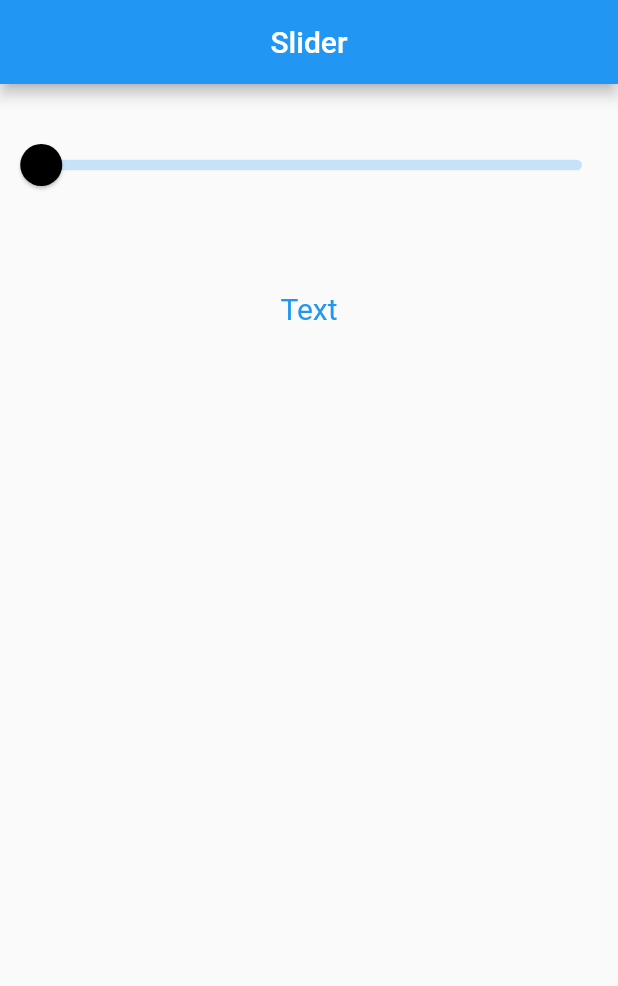
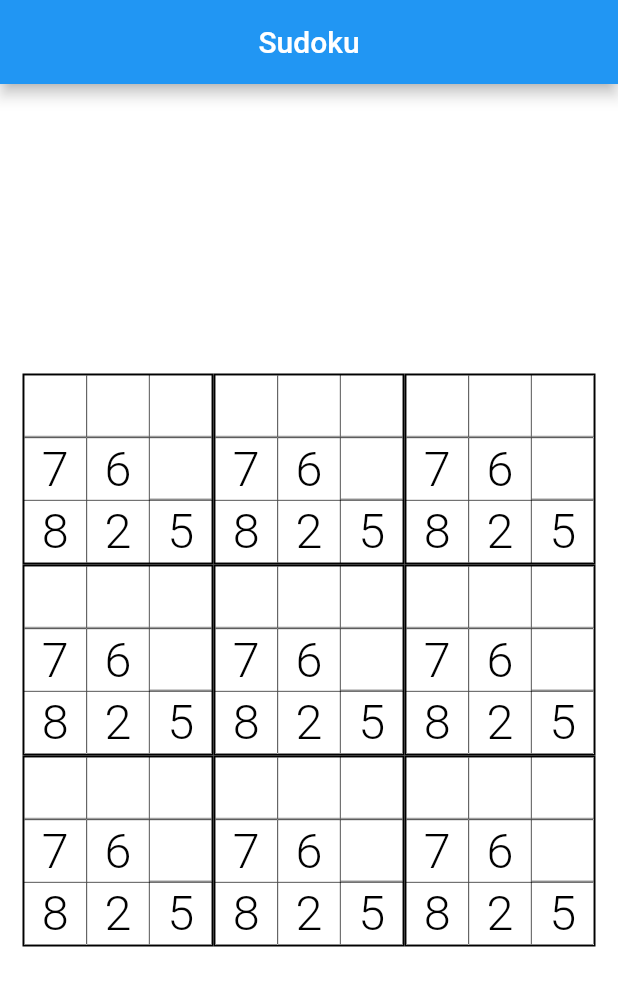
Before and after one commit to nehmajmudar/design-clones, a Flutter app: the screen it shows after launch, on a phone screen of 412 x 824 dp. Shown: the top 986 px of the screen. Run offline on Flutter 3.47's test engine with Material 2 defaults, Android fonts, the phone set to English and light mode, and no system bars.

Commit message:
Sudoku design.

```diff
--- a/lib/screens/home_screen.dart
+++ b/lib/screens/home_screen.dart
@@ -1,3 +1,4 @@
+import 'package:design_clones/widgets/one_third_square.dart';
 import 'package:flutter/material.dart';
 
 class HomeScreen extends StatefulWidget {
@@ -8,50 +9,41 @@ class HomeScreen extends StatefulWidget {
 }
 
 class _HomeScreenState extends State<HomeScreen> {
-  double textSize=20;
   @override
   Widget build(BuildContext context) {
     return Scaffold(
+      backgroundColor: Colors.white,
       appBar: AppBar(
         backgroundColor: Colors.blue,
-        title: Text("Slider"),
+        title: Text("Sudoku"),
         centerTitle: true,
       ),
       body: Center(
-        child: Column(
-          children: [
-            Container(
-              margin: EdgeInsets.only(top: 30,bottom: 60),
-              child: SliderTheme(
-                data: SliderTheme.of(context).copyWith(
-                  trackHeight: 7,
-                  trackShape: RoundedRectSliderTrackShape(),
-                  activeTrackColor: Colors.blue,
-                  inactiveTickMarkColor: Colors.grey,
-                  thumbColor: Colors.black,
-                  overlayColor: Colors.red,
-                  thumbShape: RoundSliderThumbShape(
-                    enabledThumbRadius: 14.0,
-                    pressedElevation: 8.0,
-                  ),
-                ),
-                child: Slider(
-                    value: textSize,
-                    label: double.parse((textSize).toStringAsFixed(2)).toString(),
-                    divisions: 100,
-                    min: 20,
-                    max: 100,
-                    onChanged: (double size){
-                      setState(() {
-                        textSize=size;
-                      });
-                    }
-                ),
-              )
+        child: Expanded(
+          child: SizedBox(
+            width: (MediaQuery.of(context).size.width)-30,
+            height: (MediaQuery.of(context).size.width)-30,
+            child: GridView(
+              gridDelegate: const SliverGridDelegateWithFixedCrossAxisCount(
+                crossAxisCount: 3,
+                crossAxisSpacing: 0,
+                mainAxisSpacing: 0,
+                childAspectRatio: 1
+              ),
+              children: [
+                OneThirdSquare(),
+                OneThirdSquare(),
+                OneThirdSquare(),
+                OneThirdSquare(),
+                OneThirdSquare(),
+                OneThirdSquare(),
+                OneThirdSquare(),
+                OneThirdSquare(),
+                OneThirdSquare(),
+              ],
             ),
-            Text("Text",style: TextStyle(fontSize: textSize,color: Colors.blue),)
-          ],
-        ),
+          )
+        )
       ),
     );
   }
--- /dev/null
+++ b/lib/widgets/one_third_square.dart
@@ -0,0 +1,112 @@
+import 'dart:ui';
+
+import 'package:flutter/material.dart';
+import 'package:flutter/services.dart';
+
+class OneThirdSquare extends StatefulWidget {
+  const OneThirdSquare({Key? key}) : super(key: key);
+
+  @override
+  _OneThirdSquareState createState() => _OneThirdSquareState();
+}
+
+class _OneThirdSquareState extends State<OneThirdSquare> {
+  TextEditingController numberController1=TextEditingController();
+  TextEditingController numberController2=TextEditingController();
+  TextEditingController numberController3=TextEditingController();
+  TextEditingController numberController4=TextEditingController();
+
+  bool onPressed1=false;
+  bool onPressed2=false;
+  bool onPressed3=false;
+  bool onPressed4=false;
+
+  @override
+  void dispose() {
+    numberController1.dispose();
+    numberController2.dispose();
+    numberController3.dispose();
+    numberController4.dispose();
+    super.dispose();
+  }
+  @override
+  Widget build(BuildContext context) {
+    return Expanded(
+      child: Container(
+        decoration: BoxDecoration(
+          border: Border.all(color: Colors.black,width: 1)
+        ),
+        width: ((MediaQuery.of(context).size.width)-30)/3,
+        height: ((MediaQuery.of(context).size.width)-30)/3,
+        child: GridView(
+          gridDelegate: const SliverGridDelegateWithFixedCrossAxisCount(
+            crossAxisCount: 3,
+            childAspectRatio: 1,
+            crossAxisSpacing: 0,
+            mainAxisSpacing: 0
+          ),
+          children: [
+            numberToInsert(numberController1,onPressed1),
+            numberToInsert(numberController2,onPressed2),
+            numberToInsert(numberController3,onPressed3),
+            numberPresent(7),
+            numberPresent(6),
+            numberToInsert(numberController4,onPressed4),
+            numberPresent(8),
+            numberPresent(2),
+            numberPresent(5),
+          ],
+        ),
+      )
+    );
+  }
+
+
+  Widget numberPresent(int num){
+    return Center(
+      child: Container(
+        height: ((MediaQuery.of(context).size.width)-30)/9,
+        width: ((MediaQuery.of(context).size.width)-30)/9,
+        alignment: Alignment.center,
+        decoration: BoxDecoration(
+          color: Colors.white,
+          border: Border.all(color: Colors.black,width: 0.3)
+        ),
+        child: Text(num.toString(),style: TextStyle(fontSize: (((MediaQuery.of(context).size.width)-30)/9)-10,color: Colors.black,fontWeight: FontWeight.w300)),
+      ),
+    );
+  }
+
+
+  Widget numberToInsert(TextEditingController controller,bool onPress){
+    return Container(
+      alignment: Alignment.center,
+      decoration:  onPress?BoxDecoration(
+          color: Colors.blue.shade100,
+          border: Border.all(color: Colors.black,width: 0.3)
+      ):BoxDecoration(
+          color: Colors.white,
+          border: Border.all(color: Colors.black,width: 0.3)
+      ),
+      child: TextField(
+        controller: controller,
+        keyboardType: TextInputType.number,
+        inputFormatters: <TextInputFormatter>[
+          FilteringTextInputFormatter.digitsOnly
+        ],
+        decoration: InputDecoration(
+          fillColor: Colors.blue.shade100,
+          filled: onPress
+        ),
+        showCursor: false,
+        textAlign: TextAlign.center,
+        onTap: (){
+          setState(() {
+            onPress=true;
+          });
+        },
+        style: TextStyle(fontSize: (((MediaQuery.of(context).size.width)-30)/9)-10,color: Colors.black,fontWeight: FontWeight.w300),
+      ),
+    );
+  }
+}
```
